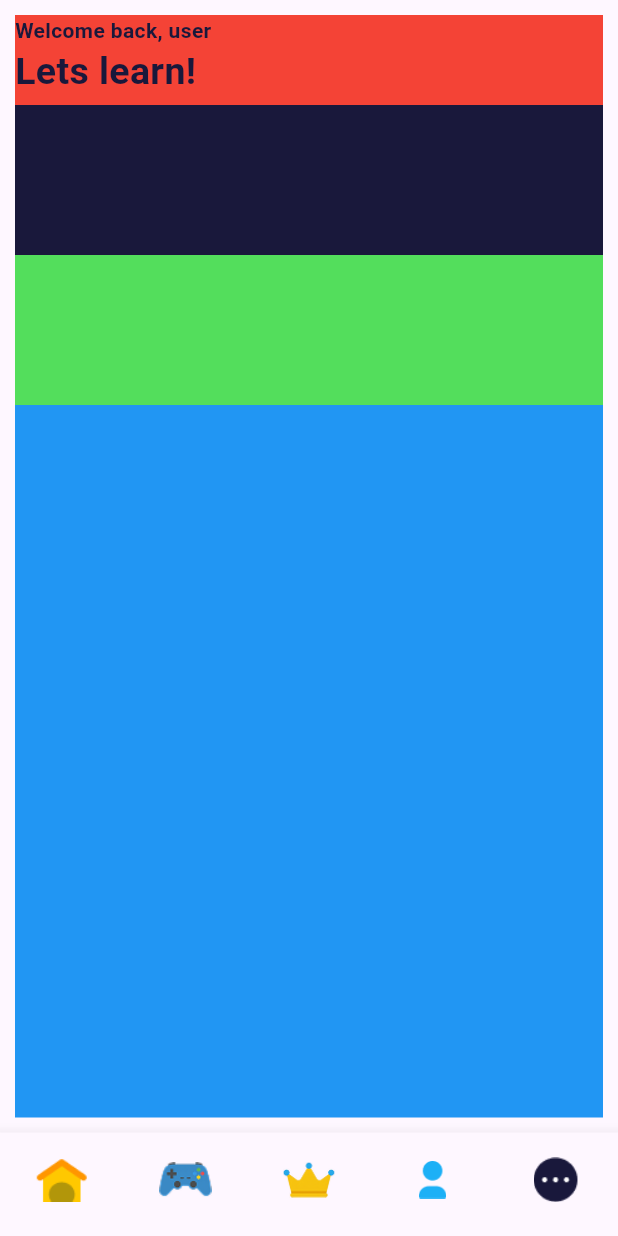
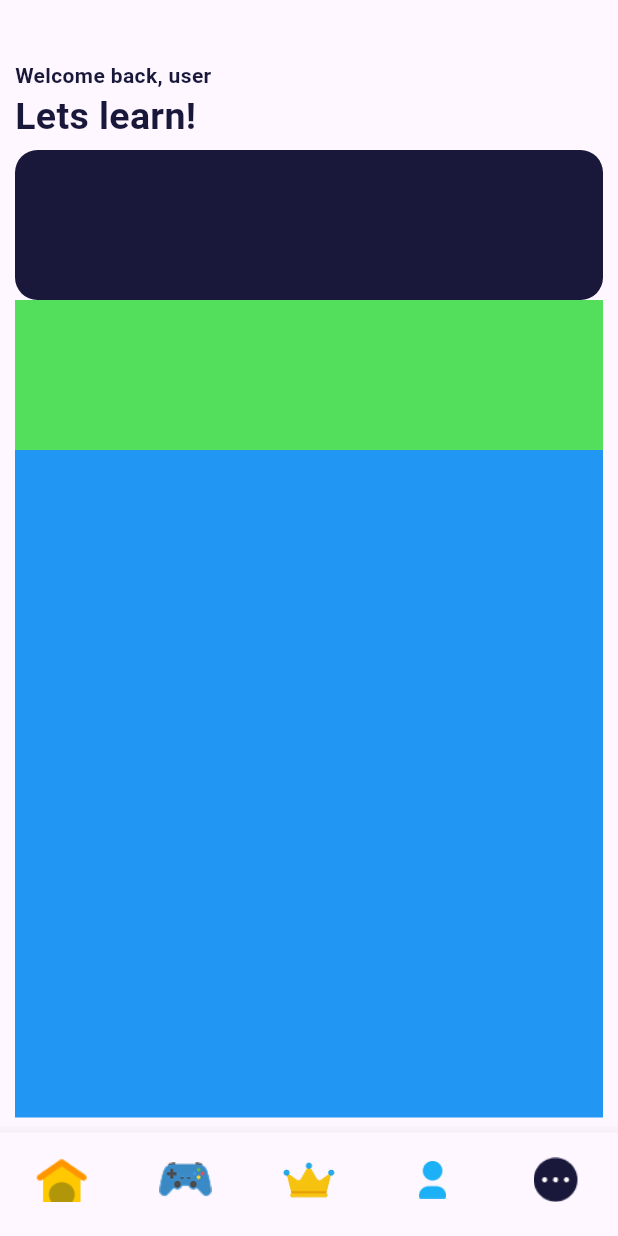
Before and after one commit to Eruumaa/Nexcash_Repo, a Flutter app: the screen it shows after launch, on a phone screen of 412 x 824 dp. Run offline on Flutter 3.47's test engine with Material 3 defaults, Android fonts, the phone set to English and light mode, and no system bars.

Commit message:
perbaikan home

```diff
--- a/lib/views/screens/home_screens.dart
+++ b/lib/views/screens/home_screens.dart
@@ -1,4 +1,5 @@
 import 'package:flutter/material.dart';
+import '../widgets/katru_daily.dart';
 
 class HomeScreens extends StatelessWidget {
   const HomeScreens({super.key});
@@ -13,11 +14,15 @@ class HomeScreens extends StatelessWidget {
           height: double.infinity,
           child: Column(
             children: [
+              SizedBox(
+                width: MediaQuery.of(context).size.width,
+                height: 30,
+              ),
               Container(
                 width: double.infinity,
                 height: 60,
                 decoration: BoxDecoration(
-                  color: Colors.red
+
                 ),
                 child: Column(
                   crossAxisAlignment: CrossAxisAlignment.start,
@@ -31,8 +36,13 @@ class HomeScreens extends StatelessWidget {
                 width: double.infinity,
                 height: 100,
                 decoration: BoxDecoration(
-                  color: const Color.fromARGB(255, 25, 24, 59)
+                  color: const Color.fromARGB(255, 25, 24, 59),
+                  borderRadius: BorderRadius.circular(15)
                 ),
+                child: Padding(
+                  padding: EdgeInsets.all(20),
+                  child: KatruDaily()
+                )
               ),
               Container(
                 width: double.infinity,
--- /dev/null
+++ b/lib/views/widgets/katru_daily.dart
@@ -0,0 +1,11 @@
+import 'package:flutter/material.dart';
+
+class KatruDaily extends StatelessWidget {
+  const KatruDaily({super.key});
+  @override
+  Widget build(BuildContext context) {
+    return Container(
+
+    );
+  }
+}
```
Also changed, not shown: assets/fire.png (added).
